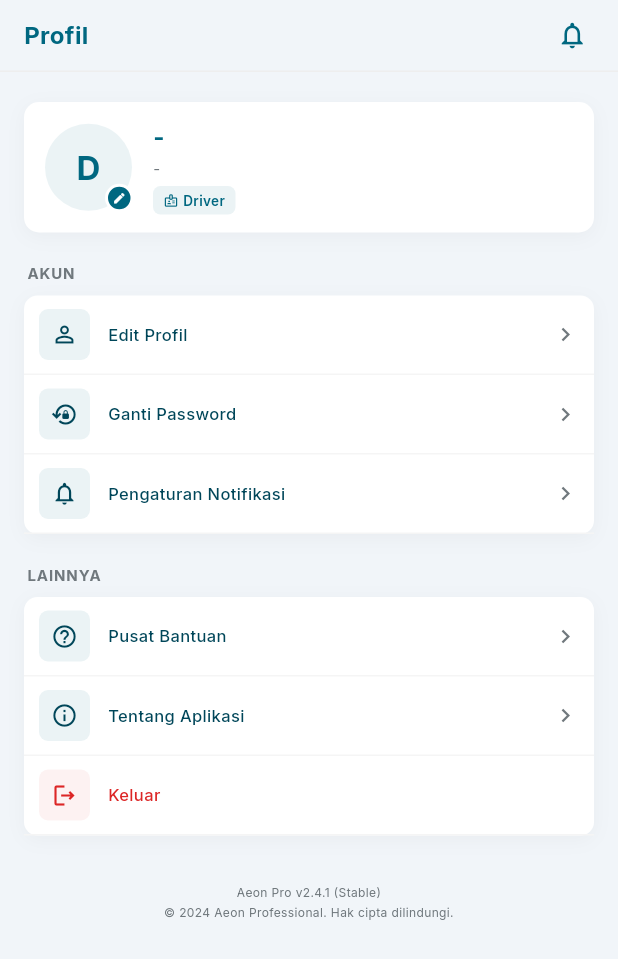
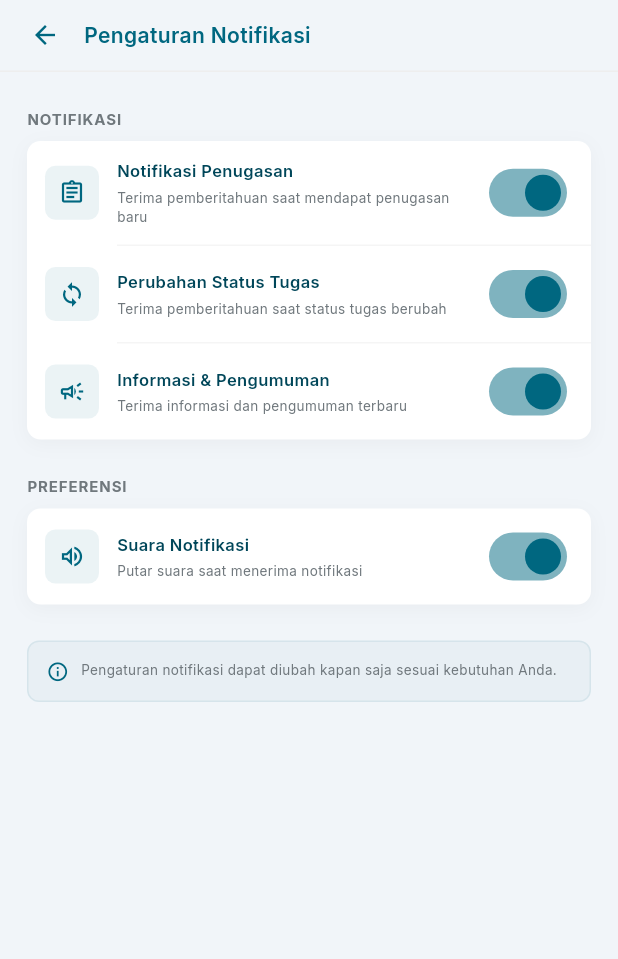
Before and after one commit to aqilaazza/kendis-plnnp, a Flutter app: the ProfilScreen screen opened directly, after a tap on "Pengaturan Notifikasi", on a phone screen of 412 x 824 dp. Shown: the top 959 px of the screen. Run offline on Flutter 3.47's test engine with Material 3 defaults, Android fonts, the phone set to English and light mode, and no system bars; our stand-ins replace google_fonts, image_picker, shared_preferences; accounts and stored records are empty.

Commit message:
feat(profil): buat halaman pengaturan notifikasi no API

```diff
--- /dev/null
+++ b/kendis_app/lib/screens/profil/pengaturan_notifikasi_screen.dart
@@ -0,0 +1,382 @@
+import 'package:flutter/material.dart';
+
+import '../../core/app_theme.dart';
+
+class PengaturanNotifikasiScreen extends StatefulWidget {
+  const PengaturanNotifikasiScreen({super.key});
+
+  @override
+  State<PengaturanNotifikasiScreen> createState() =>
+      _PengaturanNotifikasiScreenState();
+}
+
+class _PengaturanNotifikasiScreenState
+    extends State<PengaturanNotifikasiScreen> {
+  bool _notifikasiPenugasan = true;
+  bool _perubahanStatus = true;
+  bool _informasiPengumuman = true;
+  bool _suaraNotifikasi = true;
+
+  @override
+  Widget build(BuildContext context) {
+    return Scaffold(
+      backgroundColor: AppColors.background,
+      body: SafeArea(
+        child: Column(
+          children: [
+            // =============================================================
+            // HEADER
+            // =============================================================
+
+            _buildHeader(context),
+
+            // =============================================================
+            // CONTENT
+            // =============================================================
+
+            Expanded(
+              child: SingleChildScrollView(
+                padding: const EdgeInsets.fromLTRB(
+                  18,
+                  24,
+                  18,
+                  32,
+                ),
+                child: Column(
+                  crossAxisAlignment: CrossAxisAlignment.start,
+                  children: [
+                    // =======================================================
+                    // SECTION NOTIFIKASI
+                    // =======================================================
+
+                    _sectionLabel('NOTIFIKASI'),
+
+                    const SizedBox(height: 8),
+
+                    _buildSettingCard(
+                      children: [
+                        _buildNotificationTile(
+                          icon: Icons.assignment_outlined,
+                          title: 'Notifikasi Penugasan',
+                          subtitle:
+                              'Terima pemberitahuan saat mendapat penugasan baru',
+                          value: _notifikasiPenugasan,
+                          onChanged: (value) {
+                            setState(() {
+                              _notifikasiPenugasan = value;
+                            });
+                          },
+                        ),
+
+                        _buildDivider(),
+
+                        _buildNotificationTile(
+                          icon: Icons.sync_outlined,
+                          title: 'Perubahan Status Tugas',
+                          subtitle:
+                              'Terima pemberitahuan saat status tugas berubah',
+                          value: _perubahanStatus,
+                          onChanged: (value) {
+                            setState(() {
+                              _perubahanStatus = value;
+                            });
+                          },
+                        ),
+
+                        _buildDivider(),
+
+                        _buildNotificationTile(
+                          icon: Icons.campaign_outlined,
+                          title: 'Informasi & Pengumuman',
+                          subtitle:
+                              'Terima informasi dan pengumuman terbaru',
+                          value: _informasiPengumuman,
+                          onChanged: (value) {
+                            setState(() {
+                              _informasiPengumuman = value;
+                            });
+                          },
+                        ),
+                      ],
+                    ),
+
+                    const SizedBox(height: 24),
+
+                    // =======================================================
+                    // SECTION PREFERENSI
+                    // =======================================================
+
+                    _sectionLabel('PREFERENSI'),
+
+                    const SizedBox(height: 8),
+
+                    _buildSettingCard(
+                      children: [
+                        _buildNotificationTile(
+                          icon: Icons.volume_up_outlined,
+                          title: 'Suara Notifikasi',
+                          subtitle:
+                              'Putar suara saat menerima notifikasi',
+                          value: _suaraNotifikasi,
+                          onChanged: (value) {
+                            setState(() {
+                              _suaraNotifikasi = value;
+                            });
+                          },
+                        ),
+                      ],
+                    ),
+
+                    const SizedBox(height: 24),
+
+                    // =======================================================
+                    // INFO
+                    // =======================================================
+
+                    _buildInfoCard(),
+                  ],
+                ),
+              ),
+            ),
+          ],
+        ),
+      ),
+    );
+  }
+
+  // =========================================================================
+  // HEADER
+  // =========================================================================
+
+  Widget _buildHeader(BuildContext context) {
+    return Container(
+      height: 48,
+      padding: const EdgeInsets.symmetric(
+        horizontal: 16,
+      ),
+      decoration: BoxDecoration(
+        color: AppColors.background,
+        border: Border(
+          bottom: BorderSide(
+            color: Colors.grey.shade200,
+            width: 1,
+          ),
+        ),
+      ),
+      child: Row(
+        children: [
+          InkWell(
+            onTap: () {
+              Navigator.pop(context);
+            },
+            borderRadius: BorderRadius.circular(20),
+            child: const Padding(
+              padding: EdgeInsets.all(4),
+              child: Icon(
+                Icons.arrow_back,
+                size: 20,
+                color: AppColors.primary,
+              ),
+            ),
+          ),
+
+          const SizedBox(width: 12),
+
+          const Text(
+            'Pengaturan Notifikasi',
+            style: TextStyle(
+              fontSize: 14,
+              fontWeight: FontWeight.w600,
+              color: AppColors.primary,
+            ),
+          ),
+        ],
+      ),
+    );
+  }
+
+  // =========================================================================
+  // SECTION LABEL
+  // =========================================================================
+
+  Widget _sectionLabel(String text) {
+    return Text(
+      text,
+      style: TextStyle(
+        fontSize: 10,
+        fontWeight: FontWeight.w700,
+        color: AppColors.textMuted,
+        letterSpacing: 0.6,
+      ),
+    );
+  }
+
+  // =========================================================================
+  // SETTING CARD
+  // =========================================================================
+
+  Widget _buildSettingCard({
+    required List<Widget> children,
+  }) {
+    return Container(
+      decoration: BoxDecoration(
+        color: Colors.white,
+        borderRadius: BorderRadius.circular(9),
+        boxShadow: [
+          BoxShadow(
+            color: Colors.black.withOpacity(0.035),
+            blurRadius: 10,
+            offset: const Offset(0, 3),
+          ),
+        ],
+      ),
+      child: Column(
+        children: children,
+      ),
+    );
+  }
+
+  // =========================================================================
+  // NOTIFICATION TILE
+  // =========================================================================
+
+  Widget _buildNotificationTile({
+    required IconData icon,
+    required String title,
+    required String subtitle,
+    required bool value,
+    required ValueChanged<bool> onChanged,
+  }) {
+    return Padding(
+      padding: const EdgeInsets.symmetric(
+        horizontal: 12,
+        vertical: 12,
+      ),
+      child: Row(
+        children: [
+          // ===============================================================
+          // ICON
+          // ===============================================================
+
+          Container(
+            width: 36,
+            height: 36,
+            decoration: BoxDecoration(
+              color: AppColors.primary.withOpacity(0.08),
+              borderRadius: BorderRadius.circular(7),
+            ),
+            child: Icon(
+              icon,
+              size: 18,
+              color: AppColors.primary,
+            ),
+          ),
+
+          const SizedBox(width: 12),
+
+          // ===============================================================
+          // TEXT
+          // ===============================================================
+
+          Expanded(
+            child: Column(
+              crossAxisAlignment: CrossAxisAlignment.start,
+              children: [
+                Text(
+                  title,
+                  style: const TextStyle(
+                    fontSize: 11,
+                    fontWeight: FontWeight.w600,
+                    color: AppColors.textPrimary,
+                  ),
+                ),
+
+                const SizedBox(height: 3),
+
+                Text(
+                  subtitle,
+                  style: TextStyle(
+                    fontSize: 9,
+                    height: 1.4,
+                    color: AppColors.textMuted,
+                  ),
+                ),
+              ],
+            ),
+          ),
+
+          const SizedBox(width: 8),
+
+          // ===============================================================
+          // SWITCH
+          // ===============================================================
+
+          Switch(
+            value: value,
+            onChanged: onChanged,
+            activeColor: AppColors.primary,
+            materialTapTargetSize: MaterialTapTargetSize.shrinkWrap,
+          ),
+        ],
+      ),
+    );
+  }
+
+  // =========================================================================
+  // DIVIDER
+  // =========================================================================
+
+  Widget _buildDivider() {
+    return Padding(
+      padding: const EdgeInsets.only(
+        left: 60,
+      ),
+      child: Divider(
+        height: 1,
+        thickness: 1,
+        color: Colors.grey.shade100,
+      ),
+    );
+  }
+
+  // =========================================================================
+  // INFO CARD
+  // =========================================================================
+
+  Widget _buildInfoCard() {
+    return Container(
+      width: double.infinity,
+      padding: const EdgeInsets.all(12),
+      decoration: BoxDecoration(
+        color: AppColors.primary.withOpacity(0.04),
+        borderRadius: BorderRadius.circular(8),
+        border: Border.all(
+          color: AppColors.primary.withOpacity(0.08),
+        ),
+      ),
+      child: Row(
+        crossAxisAlignment: CrossAxisAlignment.start,
+        children: [
+          const Icon(
+            Icons.info_outline,
+            size: 15,
+            color: AppColors.primary,
+          ),
+
+          const SizedBox(width: 8),
+
+          Expanded(
+            child: Text(
+              'Pengaturan notifikasi dapat diubah kapan saja sesuai kebutuhan Anda.',
+              style: TextStyle(
+                fontSize: 9,
+                height: 1.5,
+                color: AppColors.textMuted,
+              ),
+            ),
+          ),
+        ],
+      ),
+    );
+  }
+}
--- a/kendis_app/lib/screens/profil/profil_screen.dart
+++ b/kendis_app/lib/screens/profil/profil_screen.dart
@@ -7,6 +7,7 @@ import '../../providers/auth_provider.dart';
 import 'foto_profil_screen.dart';
 import 'edit_profil_screen.dart';
 import 'ganti_password_screen.dart';
+import 'pengaturan_notifikasi_screen.dart';
 
 class ProfilScreen extends StatelessWidget {
   const ProfilScreen({super.key});
@@ -214,11 +215,16 @@ class ProfilScreen extends StatelessWidget {
                           }
                         },
                       ),
-                      _MenuTile(
+                     _MenuTile(
                         icon: Icons.notifications_none_outlined,
                         label: 'Pengaturan Notifikasi',
                         onTap: () {
-                          // Nanti diarahkan ke NotificationSettingsScreen
+                          Navigator.push(
+                            context,
+                            MaterialPageRoute(
+                              builder: (_) => const PengaturanNotifikasiScreen(),
+                            ),
+                          );
                         },
                       ),
                     ],
```
